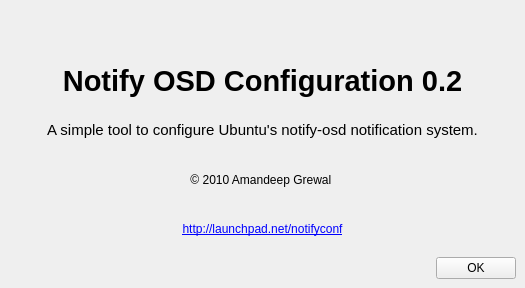
Above: aboutw.ui from amandeepg/notifyosdconfig before the change. Below: the same form after it.
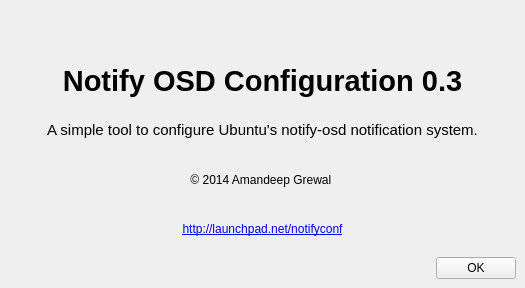
That is the form after the change. Icons and pictures are not drawn.

Commit message: Update About window.

Patch:
```diff
--- a/aboutw.ui
+++ b/aboutw.ui
@@ -83,7 +83,7 @@
        </font>
       </property>
       <property name="text">
-       <string>Notify OSD Configuration 0.2</string>
+       <string>Notify OSD Configuration 0.3</string>
       </property>
       <property name="alignment">
        <set>Qt::AlignCenter</set>
@@ -116,7 +116,7 @@
        </font>
       </property>
       <property name="text">
-       <string>© 2010 Amandeep Grewal &lt;me@amandeep.ca&gt;</string>
+       <string>© 2014 Amandeep Grewal &lt;me@amandeep.ca&gt;</string>
       </property>
       <property name="alignment">
        <set>Qt::AlignCenter</set>
```
